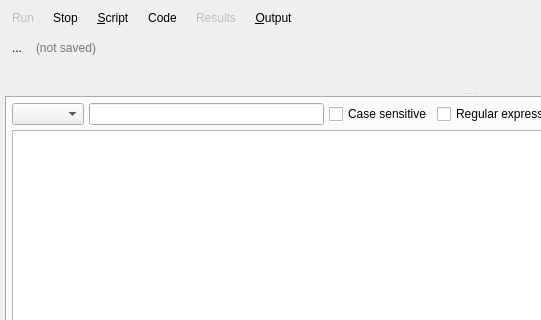
First picture: the form in libs/libgui/ui/tools/sqlexecutionwidget.ui, repository pgmodeler/pgmodeler, before the edit; both pictures show x 0 to 541 and y 0 to 320 of the 938 by 770 pixel window.
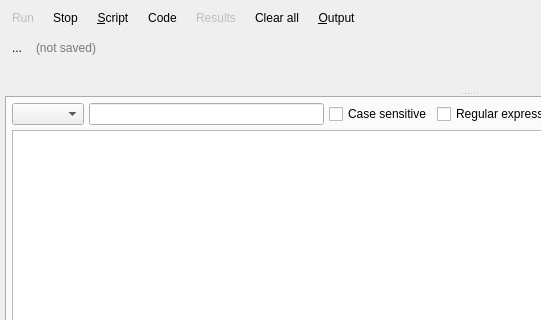
Second picture: the form after the edit. Icons and pictures are not drawn.

Commit message: Restored the clear all tool button in SQLExecutionWidget

Diff of the .ui file:
```diff
--- a/libs/libgui/ui/tools/sqlexecutionwidget.ui
+++ b/libs/libgui/ui/tools/sqlexecutionwidget.ui
@@ -239,6 +239,50 @@
        </property>
       </widget>
      </item>
+     <item>
+      <widget class="QToolButton" name="clear_all_tb">
+       <property name="enabled">
+        <bool>true</bool>
+       </property>
+       <property name="sizePolicy">
+        <sizepolicy hsizetype="Preferred" vsizetype="Preferred">
+         <horstretch>0</horstretch>
+         <verstretch>0</verstretch>
+        </sizepolicy>
+       </property>
+       <property name="toolTip">
+        <string>Clear the SQL input field and results grid</string>
+       </property>
+       <property name="text">
+        <string>Clear all</string>
+       </property>
+       <property name="icon">
+        <iconset resource="../../res/resources.qrc">
+         <normaloff>:/icons/icons/cleartext.png</normaloff>:/icons/icons/cleartext.png</iconset>
+       </property>
+       <property name="iconSize">
+        <size>
+         <width>25</width>
+         <height>25</height>
+        </size>
+       </property>
+       <property name="shortcut">
+        <string>Ctrl+Backspace</string>
+       </property>
+       <property name="checkable">
+        <bool>false</bool>
+       </property>
+       <property name="popupMode">
+        <enum>QToolButton::ToolButtonPopupMode::InstantPopup</enum>
+       </property>
+       <property name="toolButtonStyle">
+        <enum>Qt::ToolButtonStyle::ToolButtonTextBesideIcon</enum>
+       </property>
+       <property name="autoRaise">
+        <bool>true</bool>
+       </property>
+      </widget>
+     </item>
      <item>
       <widget class="QToolButton" name="output_tb">
        <property name="enabled">
```
The commit also changes 1 other file.
